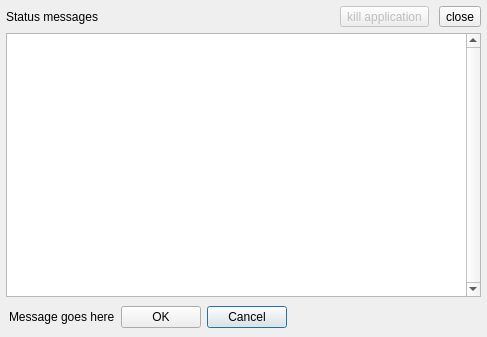
swift-project/pilotclient, file src/blackgui/overlaymessages.ui: the form before one commit.
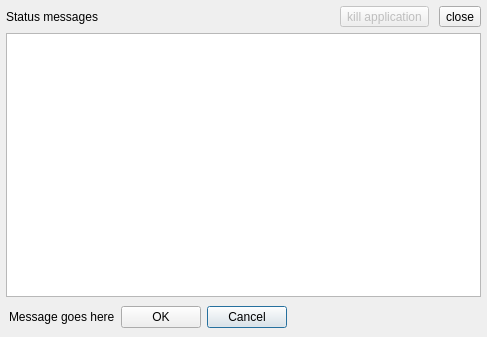
The form after the commit. Icons and pictures are not drawn. Custom widgets are drawn as their Qt base class.

Commit message: Ref T215, minor fixes for overlay messages

What changed in the file:
```diff
--- a/src/blackgui/overlaymessages.ui
+++ b/src/blackgui/overlaymessages.ui
@@ -131,9 +131,6 @@
           </property>
           <item>
            <widget class="BlackGui::Views::CStatusMessageView" name="tvp_StatusMessages">
-            <property name="verticalScrollBarPolicy">
-             <enum>Qt::ScrollBarAlwaysOn</enum>
-            </property>
             <attribute name="verticalHeaderVisible">
              <bool>false</bool>
             </attribute>
```
The commit also changes 2 other files.
